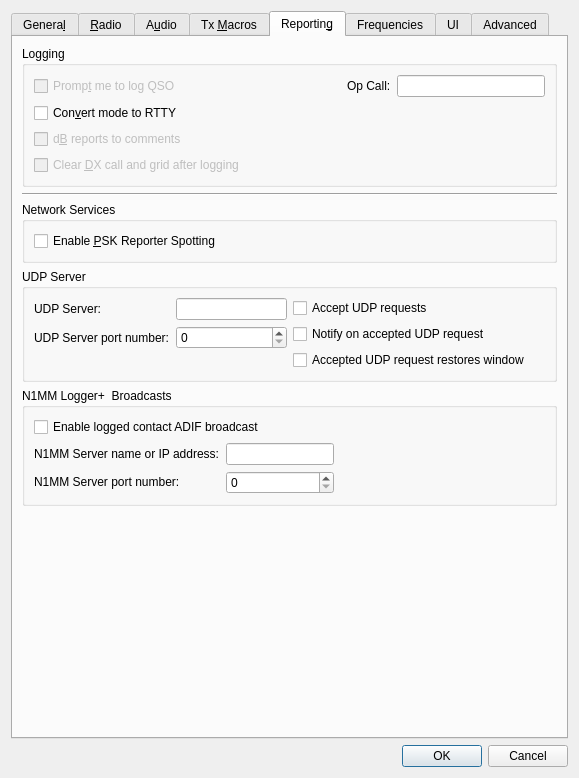
Above: Configuration.ui from qcmiao1998/js8call before the change. Below: the same form after it.
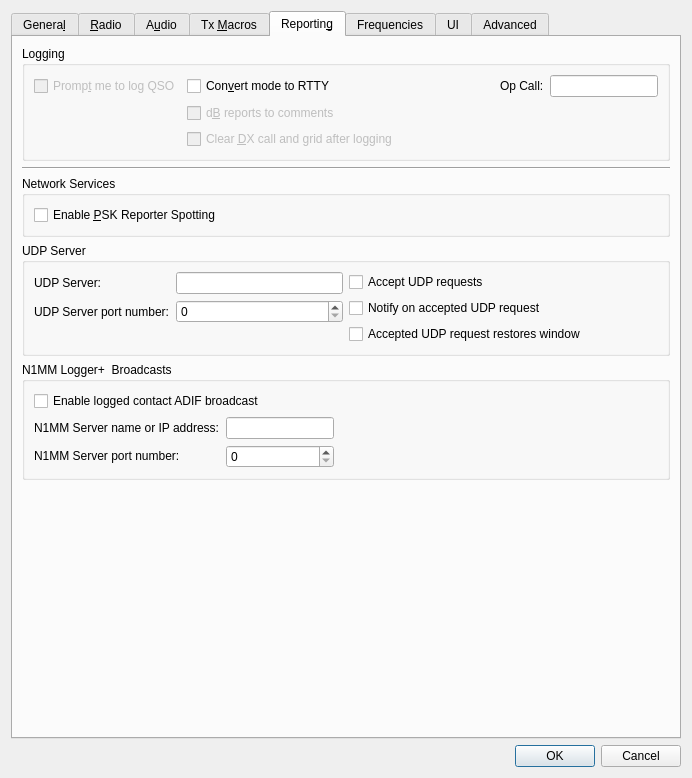
That is the form after the change. The open tabs and pages were chosen to show the change.

Commit message: Fixing some remnants related to modes logging

Diff of the .ui file:
```diff
--- a/Configuration.ui
+++ b/Configuration.ui
@@ -6,8 +6,8 @@
    <rect>
     <x>0</x>
     <y>0</y>
-    <width>530</width>
-    <height>550</height>
+    <width>692</width>
+    <height>701</height>
    </rect>
   </property>
   <property name="windowTitle">
@@ -1888,6 +1888,13 @@
          <layout class="QVBoxLayout" name="verticalLayout_7">
           <item>
            <layout class="QGridLayout" name="gridLayout_14">
+            <item row="0" column="3">
+             <widget class="QLabel" name="label_13">
+              <property name="text">
+               <string>Op Call:</string>
+              </property>
+             </widget>
+            </item>
             <item row="0" column="0">
              <widget class="QCheckBox" name="prompt_to_log_check_box">
               <property name="enabled">
@@ -1904,34 +1911,31 @@
               </property>
              </widget>
             </item>
-            <item row="0" column="1">
-             <spacer name="horizontalSpacer_6">
-              <property name="orientation">
-               <enum>Qt::Horizontal</enum>
+            <item row="2" column="1">
+             <widget class="QCheckBox" name="clear_DX_check_box">
+              <property name="enabled">
+               <bool>false</bool>
               </property>
-              <property name="sizeHint" stdset="0">
-               <size>
-                <width>40</width>
-                <height>20</height>
-               </size>
+              <property name="visible">
+               <bool>false</bool>
               </property>
-             </spacer>
-            </item>
-            <item row="0" column="2">
-             <widget class="QLabel" name="label_13">
+              <property name="toolTip">
+               <string>Check this option to force the clearing of the DX Call
+and DX Grid fields when a 73 or free text message is sent.</string>
+              </property>
               <property name="text">
-               <string>Op Call:</string>
+               <string>Clear &amp;DX call and grid after logging</string>
               </property>
              </widget>
             </item>
-            <item row="0" column="3">
+            <item row="0" column="4">
              <widget class="QLineEdit" name="opCallEntry">
               <property name="toolTip">
                <string>&lt;html&gt;&lt;head/&gt;&lt;body&gt;&lt;p&gt;The callsign of the operator, if different from the station callsign.&lt;/p&gt;&lt;/body&gt;&lt;/html&gt;</string>
               </property>
              </widget>
             </item>
-            <item row="1" column="0">
+            <item row="0" column="1">
              <widget class="QCheckBox" name="log_as_RTTY_check_box">
               <property name="toolTip">
                <string>Some logging programs will not accept JT-65 or JT9 as a recognized mode.</string>
@@ -1941,7 +1945,7 @@
               </property>
              </widget>
             </item>
-            <item row="2" column="0">
+            <item row="1" column="1">
              <widget class="QCheckBox" name="report_in_comments_check_box">
               <property name="enabled">
                <bool>false</bool>
@@ -1957,19 +1961,18 @@
               </property>
              </widget>
             </item>
-            <item row="3" column="0" colspan="2">
-             <widget class="QCheckBox" name="clear_DX_check_box">
-              <property name="enabled">
-               <bool>false</bool>
+            <item row="0" column="2">
+             <spacer name="horizontalSpacer">
+              <property name="orientation">
+               <enum>Qt::Horizontal</enum>
               </property>
-              <property name="toolTip">
-               <string>Check this option to force the clearing of the DX Call
-and DX Grid fields when a 73 or free text message is sent.</string>
+              <property name="sizeHint" stdset="0">
+               <size>
+                <width>40</width>
+                <height>20</height>
+               </size>
               </property>
-              <property name="text">
-               <string>Clear &amp;DX call and grid after logging</string>
-              </property>
-             </widget>
+             </spacer>
             </item>
            </layout>
           </item>
```
Left out of the diff: 18 changed lines with no effect on the pictures. The commit also changes 2 other files.
